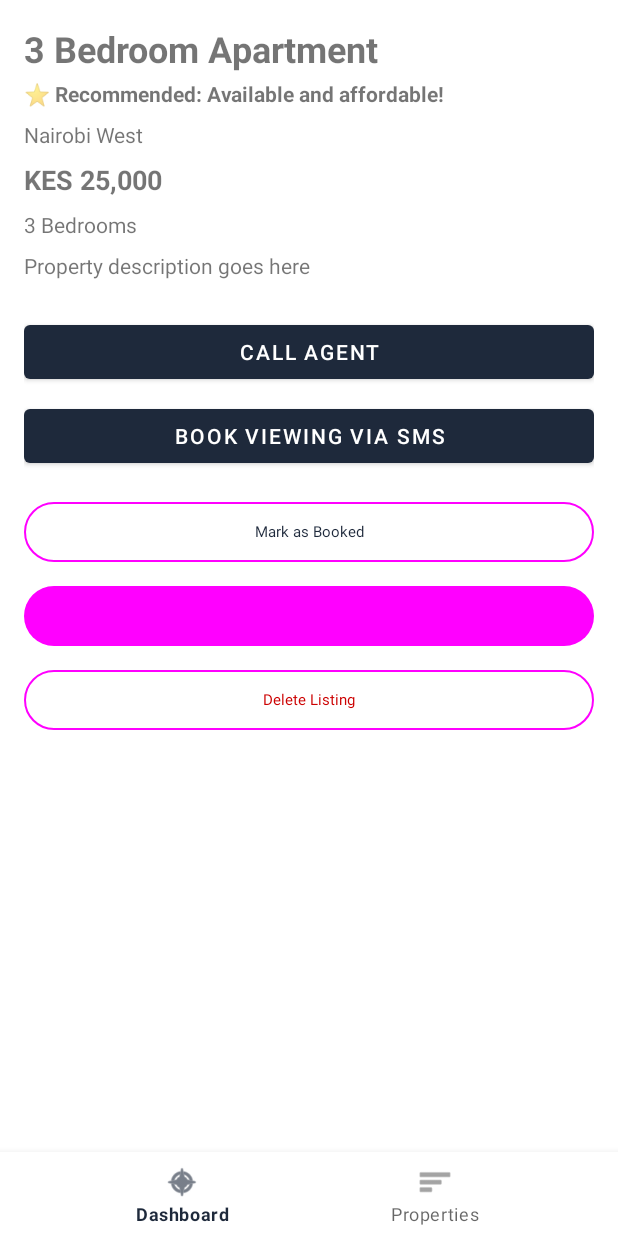
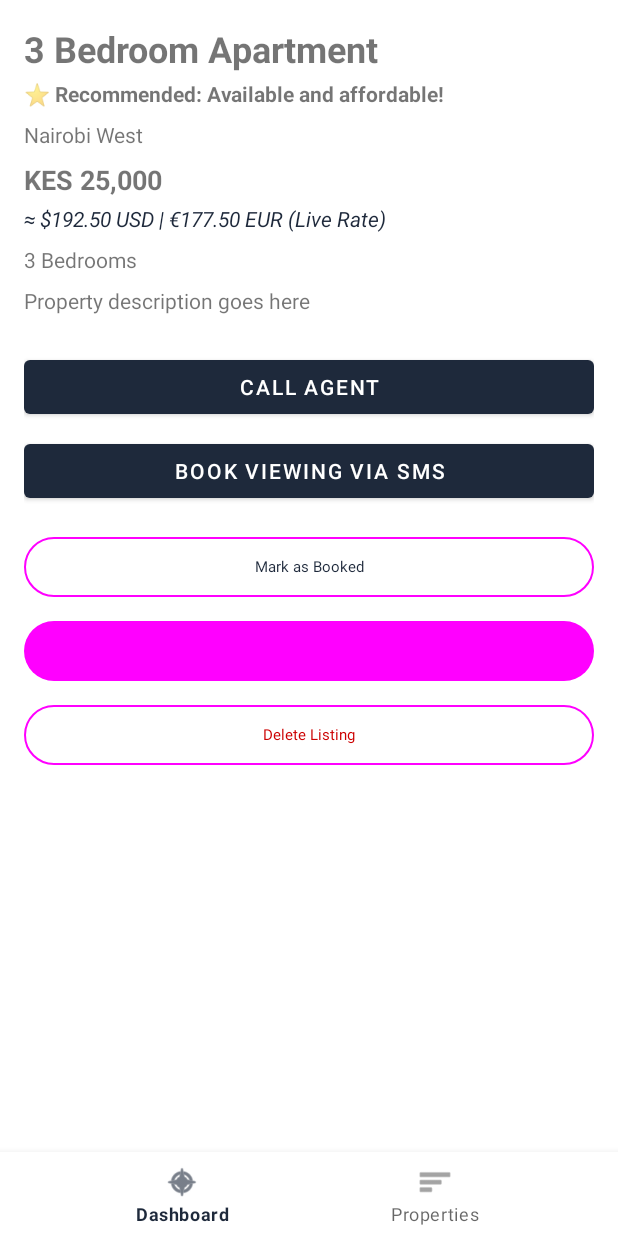
Before and after one commit to fabn3ez/KotlinProject, an Android app: the fragment PropertyDetailFragment placed in its activity, on a phone screen of 412 x 824 dp. Run offline under Robolectric (Android 15) with nearby library versions, the phone set to English and light mode, and no system bars; our stand-ins replace Room's generated code, navigation-ui.

Commit message:
feat(api): integrate Retrofit currency exchange rate API with offline caching and converted rent display

```diff
--- a/app/build.gradle.kts
+++ b/app/build.gradle.kts
@@ -70,6 +70,12 @@ dependencies {
     implementation("androidx.lifecycle:lifecycle-viewmodel-ktx:2.8.6")
     implementation("androidx.fragment:fragment-ktx:1.8.4")
 
+    // Retrofit & Networking (API Integration)
+    val retrofitVersion = "2.9.0"
+    implementation("com.squareup.retrofit2:retrofit:$retrofitVersion")
+    implementation("com.squareup.retrofit2:converter-gson:$retrofitVersion")
+    implementation("com.squareup.okhttp3:logging-interceptor:4.12.0")
+
     // Testing
     testImplementation("junit:junit:4.13.2")
     testImplementation("androidx.room:room-testing:$roomVersion")
--- a/app/src/main/AndroidManifest.xml
+++ b/app/src/main/AndroidManifest.xml
@@ -1,5 +1,8 @@
 <?xml version="1.0" encoding="utf-8"?>
 <manifest xmlns:android="http://schemas.android.com/apk/res/android">
+
+    <uses-permission android:name="android.permission.INTERNET" />
+    <uses-permission android:name="android.permission.ACCESS_NETWORK_STATE" />
 
     <application
         android:name=".TrackApplication"
--- a/app/src/main/java/com/group5/track/TrackApplication.kt
+++ b/app/src/main/java/com/group5/track/TrackApplication.kt
@@ -2,6 +2,7 @@ package com.group5.track
 
 import android.app.Application
 import com.group5.track.data.local.database.AppDatabase
+import com.group5.track.data.repository.CurrencyRepository
 import com.group5.track.data.repository.PropertyRepository
 
 class TrackApplication : Application() {
@@ -13,4 +14,8 @@ class TrackApplication : Application() {
     val repository: PropertyRepository by lazy {
         PropertyRepository(database.propertyDao())
     }
+
+    val currencyRepository: CurrencyRepository by lazy {
+        CurrencyRepository(this)
+    }
 }
--- /dev/null
+++ b/app/src/main/java/com/group5/track/data/remote/network/RetrofitClient.kt
@@ -0,0 +1,42 @@
+package com.group5.track.data.remote.network
+
+import com.group5.track.data.remote.api.ExchangeRateApiService
+import okhttp3.OkHttpClient
+import okhttp3.logging.HttpLoggingInterceptor
+import retrofit2.Retrofit
+import retrofit2.converter.gson.GsonConverterFactory
+import java.util.concurrent.TimeUnit
+
+/**
+ * Singleton RetrofitClient configured with:
+ * - Public exchange rate base URL
+ * - GsonConverterFactory for JSON deserialization
+ * - HttpLoggingInterceptor for request/response logging & debugging
+ * - Connection and read timeouts
+ */
+object RetrofitClient {
+
+    private const val BASE_URL = "https://open.er-api.com/"
+
+    private val loggingInterceptor = HttpLoggingInterceptor().apply {
+        level = HttpLoggingInterceptor.Level.BODY
+    }
+
+    private val okHttpClient = OkHttpClient.Builder()
+        .addInterceptor(loggingInterceptor)
+        .connectTimeout(15, TimeUnit.SECONDS)
+        .readTimeout(15, TimeUnit.SECONDS)
+        .build()
+
+    private val retrofit: Retrofit by lazy {
+        Retrofit.Builder()
+            .baseUrl(BASE_URL)
+            .client(okHttpClient)
+            .addConverterFactory(GsonConverterFactory.create())
+            .build()
+    }
+
+    val exchangeRateApi: ExchangeRateApiService by lazy {
+        retrofit.create(ExchangeRateApiService::class.java)
+    }
+}
--- /dev/null
+++ b/app/src/main/java/com/group5/track/data/repository/CurrencyRepository.kt
@@ -0,0 +1,81 @@
+package com.group5.track.data.repository
+
+import android.content.Context
+import android.content.SharedPreferences
+import android.util.Log
+import com.group5.track.data.remote.api.ExchangeRateApiService
+import com.group5.track.data.remote.network.RetrofitClient
+
+/**
+ * CurrencyRepository:
+ * Manages currency exchange rates.
+ * Implements graceful offline fallback by caching the latest successful exchange rates
+ * into SharedPreferences and falling back to sensible static defaults (e.g. 1 KES = ~0.0077 USD, ~0.0071 EUR).
+ */
+class CurrencyRepository(
+    context: Context,
+    private val apiService: ExchangeRateApiService = RetrofitClient.exchangeRateApi
+) {
+    private val prefs: SharedPreferences =
+        context.getSharedPreferences("currency_rates_cache", Context.MODE_PRIVATE)
+
+    companion object {
+        private const val TAG = "CurrencyRepository"
+        private const val KEY_USD_RATE = "cached_rate_usd"
+        private const val KEY_EUR_RATE = "cached_rate_eur"
+        private const val KEY_LAST_UPDATED = "cached_rates_timestamp"
+
+        // Default fallback rates (approximate: 1 USD ≈ 130 KES, 1 EUR ≈ 140 KES)
+        const val DEFAULT_KES_TO_USD = 0.0077
+        const val DEFAULT_KES_TO_EUR = 0.0071
+    }
+
+    /**
+     * Fetches current exchange rates for KES.
+     * In case of network failure, timeouts, or HTTP errors, gracefully falls back
+     * to cached rates or hardcoded defaults.
+     *
+     * @return Pair<Double, Double> containing (rateKesToUsd, rateKesToEur)
+     */
+    suspend fun getKesExchangeRates(): Result<Pair<Double, Double>> {
+        return try {
+            val response = apiService.getLatestRates("KES")
+            if (response.isSuccessful && response.body() != null) {
+                val rates = response.body()?.conversionRates
+                val usdRate = rates?.get("USD") ?: getCachedUsdRate()
+                val eurRate = rates?.get("EUR") ?: getCachedEurRate()
+
+                // Cache newly fetched rates
+                saveRates(usdRate, eurRate)
+                Log.d(TAG, "Successfully fetched live rates: 1 KES = $usdRate USD, $eurRate EUR")
+                Result.success(Pair(usdRate, eurRate))
+            } else {
+                Log.w(TAG, "API returned error: ${response.code()}, falling back to cache")
+                Result.success(getCachedRates())
+            }
+        } catch (e: Exception) {
+            Log.e(TAG, "Network exception fetching exchange rates: ${e.message}, falling back to cache", e)
+            Result.success(getCachedRates())
+        }
+    }
+
+    private fun getCachedRates(): Pair<Double, Double> {
+        return Pair(getCachedUsdRate(), getCachedEurRate())
+    }
+
+    fun getCachedUsdRate(): Double {
+        return prefs.getFloat(KEY_USD_RATE, DEFAULT_KES_TO_USD.toFloat()).toDouble()
+    }
+
+    fun getCachedEurRate(): Double {
+        return prefs.getFloat(KEY_EUR_RATE, DEFAULT_KES_TO_EUR.toFloat()).toDouble()
+    }
+
+    private fun saveRates(usdRate: Double, eurRate: Double) {
+        prefs.edit()
+            .putFloat(KEY_USD_RATE, usdRate.toFloat())
+            .putFloat(KEY_EUR_RATE, eurRate.toFloat())
+            .putLong(KEY_LAST_UPDATED, System.currentTimeMillis())
+            .apply()
+    }
+}
--- a/app/src/main/java/com/group5/track/viewmodel/PropertyUiState.kt
+++ b/app/src/main/java/com/group5/track/viewmodel/PropertyUiState.kt
@@ -16,5 +16,8 @@ data class PropertyUiState(
     val isLoading: Boolean = true,
     val validationState: ValidationResult = ValidationResult(isValid = true),
     val userMessage: String? = null,
-    val lastDeletedProperty: PropertyEntity? = null
+    val lastDeletedProperty: PropertyEntity? = null,
+    val kesToUsdRate: Double = 0.0077,
+    val kesToEurRate: Double = 0.0071,
+    val isExchangeRateLoading: Boolean = false
 )
--- a/app/src/main/java/com/group5/track/viewmodel/PropertyViewModel.kt
+++ b/app/src/main/java/com/group5/track/viewmodel/PropertyViewModel.kt
@@ -4,6 +4,7 @@ import androidx.lifecycle.ViewModel
 import androidx.lifecycle.ViewModelProvider
 import androidx.lifecycle.viewModelScope
 import com.group5.track.data.local.entity.PropertyEntity
+import com.group5.track.data.repository.CurrencyRepository
 import com.group5.track.data.repository.PropertyRepository
 import com.group5.track.domain.PropertyDomainHelper
 import com.group5.track.domain.PropertyDomainHelper.PriceCategory
@@ -13,7 +14,8 @@ import kotlinx.coroutines.flow.*
 import kotlinx.coroutines.launch
 
 class PropertyViewModel(
-    private val repository: PropertyRepository
+    private val repository: PropertyRepository,
+    private val currencyRepository: CurrencyRepository? = null
 ) : ViewModel() {
 
     private val _searchQuery = MutableStateFlow("")
@@ -22,6 +24,28 @@ class PropertyViewModel(
     private val _validationState = MutableStateFlow(ValidationResult(isValid = true))
     private val _userMessage = MutableStateFlow<String?>(null)
     private val _lastDeletedProperty = MutableStateFlow<PropertyEntity?>(null)
+    private val _exchangeRates = MutableStateFlow(
+        Pair(
+            currencyRepository?.getCachedUsdRate() ?: CurrencyRepository.DEFAULT_KES_TO_USD,
+            currencyRepository?.getCachedEurRate() ?: CurrencyRepository.DEFAULT_KES_TO_EUR
+        )
+    )
+    private val _isRateLoading = MutableStateFlow(false)
+
+    init {
+        fetchCurrencyRates()
+    }
+
+    fun fetchCurrencyRates() {
+        if (currencyRepository == null) return
+        viewModelScope.launch {
+            _isRateLoading.value = true
+            currencyRepository.getKesExchangeRates().onSuccess { rates ->
+                _exchangeRates.value = rates
+            }
+            _isRateLoading.value = false
+        }
+    }
 
     // Combines Room DB Flow with active search & filter StateFlows
     val uiState: StateFlow<PropertyUiState> = combine(
@@ -31,7 +55,9 @@ class PropertyViewModel(
         _selectedPriceCategory,
         _validationState,
         _userMessage,
-        _lastDeletedProperty
+        _lastDeletedProperty,
+        _exchangeRates,
+        _isRateLoading
     ) { values ->
         @Suppress("UNCHECKED_CAST")
         val allProperties = values[0] as List<PropertyEntity>
@@ -41,6 +67,9 @@ class PropertyViewModel(
         val validation = values[4] as ValidationResult
         val message = values[5] as String?
         val deleted = values[6] as PropertyEntity?
+        @Suppress("UNCHECKED_CAST")
+        val rates = values[7] as Pair<Double, Double>
+        val loadingRates = values[8] as Boolean
 
         val filteredList = allProperties.filter { property ->
             val matchesQuery = query.isBlank() ||
@@ -75,7 +104,10 @@ class PropertyViewModel(
             isLoading = false,
             validationState = validation,
             userMessage = message,
-            lastDeletedProperty = deleted
+            lastDeletedProperty = deleted,
+            kesToUsdRate = rates.first,
+            kesToEurRate = rates.second,
+            isExchangeRateLoading = loadingRates
         )
     }.stateIn(
         scope = viewModelScope,
@@ -211,12 +243,13 @@ class PropertyViewModel(
 }
 
 class PropertyViewModelFactory(
-    private val repository: PropertyRepository
+    private val repository: PropertyRepository,
+    private val currencyRepository: CurrencyRepository? = null
 ) : ViewModelProvider.Factory {
     override fun <T : ViewModel> create(modelClass: Class<T>): T {
         if (modelClass.isAssignableFrom(PropertyViewModel::class.java)) {
             @Suppress("UNCHECKED_CAST")
-            return PropertyViewModel(repository) as T
+            return PropertyViewModel(repository, currencyRepository) as T
         }
         throw IllegalArgumentException("Unknown ViewModel class")
     }
--- a/app/src/main/res/layout/fragment_property_detail.xml
+++ b/app/src/main/res/layout/fragment_property_detail.xml
@@ -40,6 +40,16 @@
             android:text="KES 25,000"
             android:textSize="18sp"
             android:textStyle="bold" />
+
+        <TextView
+            android:id="@+id/tvConvertedPrices"
+            android:layout_width="wrap_content"
+            android:layout_height="wrap_content"
+            android:layout_marginTop="4dp"
+            android:text="≈ $192.50 USD | €177.50 EUR (Live Rate)"
+            android:textSize="14sp"
+            android:textColor="?attr/colorPrimary"
+            android:textStyle="italic" />
 
         <TextView
             android:id="@+id/tvBedrooms"
```
Also changed, not shown: app/src/main/java/com/group5/track/data/remote/api/ExchangeRateApiService.kt (added, +18 -0 lines), app/src/main/java/com/group5/track/data/remote/model/ExchangeRateResponse.kt (added, +18 -0 lines), app/src/main/java/com/group5/track/ui/fragment/PropertyDetailFragment.kt (+8 -3 lines).
